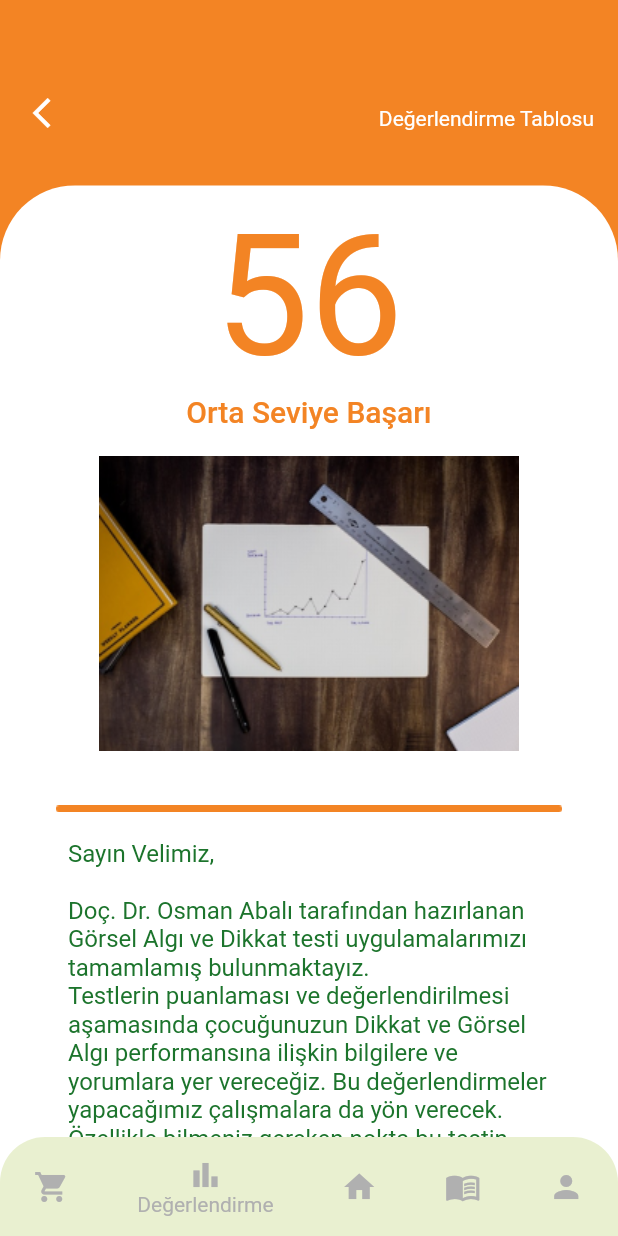
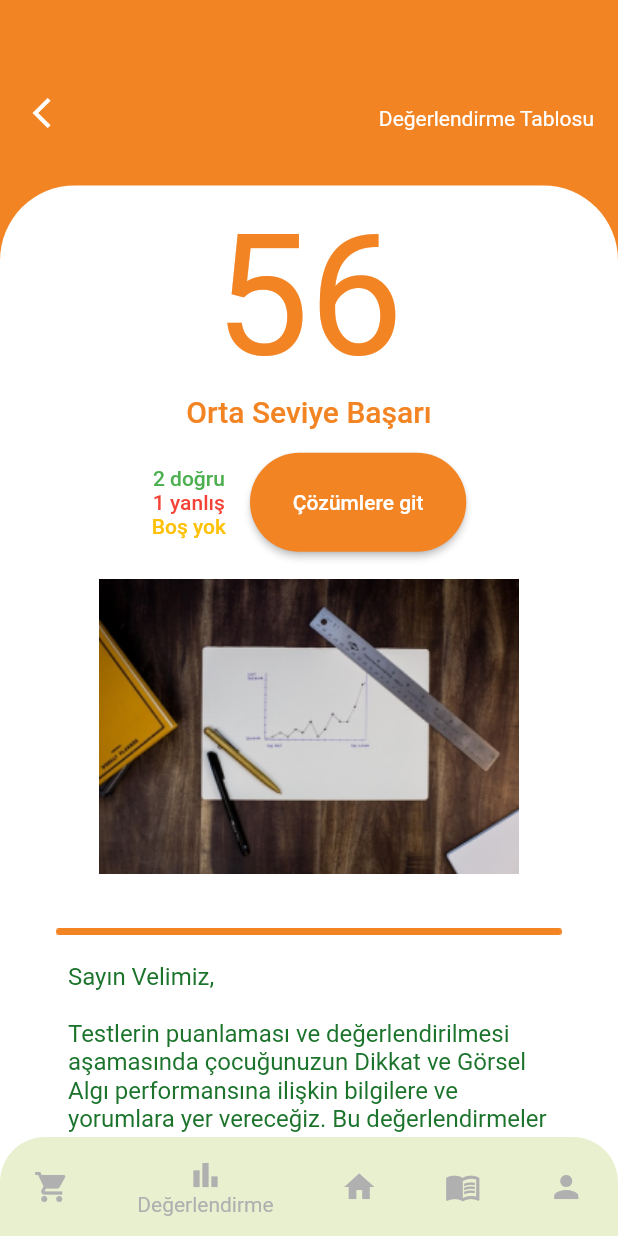
Before and after one commit to hasan-ciftci/dodi, a Flutter app: the ResultView screen opened by its route, on a phone screen of 412 x 824 dp. Run offline on Flutter 3.47's test engine with Material 2 defaults, Android fonts, the phone set to English and light mode, and no system bars; our stand-ins replace charts_flutter, mask_text_input_formatter.

Commit message:
Answer statistics and comparison graph added to evaluation page.

```diff
--- a/lib/core/constants/image_constants.dart
+++ b/lib/core/constants/image_constants.dart
@@ -20,6 +20,7 @@ class ImageConstants {
   String get profile => "profile".toPng;
   String get penVector => "pen_vector".toPng;
   String get penVectorOrange => "pen_vector_orange".toPng;
+  String get comparisonGraph => "comparison_graph".toPng;
 
   String get soru1 => "soru1".mockQuestionToPng;
   String get soru2 => "soru2".mockQuestionToPng;
--- a/lib/view/result_view.dart
+++ b/lib/view/result_view.dart
@@ -15,16 +15,16 @@ class _ResultViewState extends State<ResultView> {
     return Scaffold(
       body: Stack(
         children: [
-          buildBackground(size, context),
+          buildBackground(size),
           buildPageHeader(size),
-          buildBody(size, context),
-          buildAppBar(size, context)
+          buildBody(size),
+          buildAppBar(size)
         ],
       ),
     );
   }
 
-  Align buildBody(Size size, BuildContext context) {
+  Align buildBody(Size size) {
     return Align(
       alignment: Alignment.bottomCenter,
       child: Container(
@@ -37,6 +37,7 @@ class _ResultViewState extends State<ResultView> {
               topLeft: Radius.circular(50.0),
             )),
         child: SingleChildScrollView(
+          physics: BouncingScrollPhysics(),
           child: Padding(
             padding: EdgeInsets.only(
               right: size.width * .09,
@@ -46,12 +47,13 @@ class _ResultViewState extends State<ResultView> {
             ),
             child: Column(
               children: [
-                buildResultPoint(context),
-                buildResultCaption(context),
+                buildResultPoint(),
+                buildResultCaption(size),
                 buildResultImage(),
                 buildLine(),
-                buildInformationText(context, size),
-                buildButtons(size, context),
+                buildInformationText(size),
+                buildComparisonGraph(),
+                buildButtons(size),
               ],
             ),
           ),
@@ -60,7 +62,10 @@ class _ResultViewState extends State<ResultView> {
     );
   }
 
-  Text buildResultPoint(BuildContext context) {
+  Image buildComparisonGraph() =>
+      Image.asset(ImageConstants.instance.comparisonGraph);
+
+  Text buildResultPoint() {
     return Text(
       "56",
       style: Theme.of(context).textTheme.headline1.copyWith(
@@ -69,11 +74,76 @@ class _ResultViewState extends State<ResultView> {
     );
   }
 
-  Text buildResultCaption(BuildContext context) {
-    return Text("Orta Seviye Başarı",
-        style: Theme.of(context).textTheme.headline6.copyWith(
-              color: Theme.of(context).backgroundColor,
-            ));
+  Column buildResultCaption(Size size) {
+    return Column(
+      children: [
+        Text(
+          "Orta Seviye Başarı",
+          style: Theme.of(context)
+              .textTheme
+              .headline6
+              .copyWith(color: Theme.of(context).backgroundColor),
+        ),
+        Padding(
+          padding: EdgeInsets.only(top: 16.0),
+          child: Row(
+            mainAxisAlignment: MainAxisAlignment.center,
+            children: [
+              buildScoreTable(context),
+              SizedBox(
+                width: 16,
+              ),
+              buildViewSolutionsButton(size, context),
+            ],
+          ),
+        ),
+      ],
+    );
+  }
+
+  Column buildScoreTable(BuildContext context) {
+    return Column(
+      children: [
+        Text(
+          "2 doğru",
+          style: Theme.of(context)
+              .textTheme
+              .bodyText1
+              .copyWith(color: Colors.green),
+        ),
+        Text(
+          "1 yanlış",
+          style:
+              Theme.of(context).textTheme.bodyText1.copyWith(color: Colors.red),
+        ),
+        Text(
+          "Boş yok",
+          style: Theme.of(context)
+              .textTheme
+              .bodyText1
+              .copyWith(color: Colors.amber),
+        ),
+      ],
+    );
+  }
+
+  SizedBox buildViewSolutionsButton(Size size, BuildContext context) {
+    return SizedBox(
+      height: size.height * .08,
+      width: size.width * .35,
+      child: ElevatedButton(
+        onPressed: () {},
+        child: Text(
+          "Çözümlere git",
+          textAlign: TextAlign.center,
+          style:
+              Theme.of(context).textTheme.button.copyWith(color: Colors.white),
+        ),
+        style: ButtonStyle(
+          shape: MaterialStateProperty.all(StadiumBorder()),
+        ),
+      ),
+    );
   }
 
   Padding buildResultImage() {
@@ -90,25 +160,25 @@ class _ResultViewState extends State<ResultView> {
     );
   }
 
-  Padding buildInformationText(BuildContext context, Size size) {
+  Padding buildInformationText(Size size) {
+    String bulletPoint = "\u2022";
     return Padding(
       padding: EdgeInsets.symmetric(horizontal: size.width * .02),
       child: Text(
         """
 Sayın Velimiz,
 
-Doç. Dr. Osman Abalı tarafından hazırlanan Görsel Algı ve Dikkat testi uygulamalarımızı tamamlamış bulunmaktayız.
 Testlerin puanlaması ve değerlendirilmesi aşamasında çocuğunuzun Dikkat ve Görsel Algı performansına ilişkin bilgilere ve yorumlara yer vereceğiz. Bu değerlendirmeler yapacağımız çalışmalara da yön verecek.
 Özellikle bilmeniz gereken nokta bu testin sonuçlarının TIBBİ TANILAMA AMACIYLA KULLANILMAMAKTA oluşudur.
 
 Test puanları öğrencinin;
 
-Genel dikkat düzeyi
-Görsel algı performansı
-Parça-bütün ilişkisini görebilme
-Benzerlik ve farklılıkları ayırt edebilme
-Sözel önermeleri doğru okuyabilme ve yorumlayabilme becerisi
-Tablo-grafik yorumlama
+$bulletPoint Genel dikkat düzeyi
+$bulletPoint Görsel algı performansı
+$bulletPoint Parça-bütün ilişkisini görebilme
+$bulletPoint Benzerlik ve farklılıkları ayırt edebilme
+$bulletPoint Sözel önermeleri doğru okuyabilme ve yorumlayabilme becerisi
+$bulletPoint Tablo-grafik yorumlama
 örüntü ilişkilerini kavrayabilme gibi konulardaki performansının yorumlanmasına dayanak oluşturmaktadır.
                   """,
         style: Theme.of(context).textTheme.subtitle1.copyWith(
@@ -118,14 +188,18 @@ Tablo-grafik yorumlama
     );
   }
 
-  Padding buildButtons(Size size, BuildContext context) {
+  Padding buildButtons(Size size) {
     return Padding(
       padding: EdgeInsets.symmetric(horizontal: size.width * .02),
       child: Row(
         mainAxisAlignment: MainAxisAlignment.spaceBetween,
         children: [
-          buildGraphsButton(size, context),
-          buildSuggestedProductsButton(size, context),
+          SizedBox(
+              height: size.height * .15,
+              child: buildGeneralStatisticsButton(size, context)),
+          SizedBox(
+              height: size.height * .15,
+              child: buildSuggestedProductsButton(size, context)),
         ],
       ),
     );
@@ -157,7 +231,7 @@ Tablo-grafik yorumlama
     );
   }
 
-  Align buildAppBar(Size size, BuildContext context) {
+  Align buildAppBar(Size size) {
     return Align(
       alignment: Alignment.bottomCenter,
       child: Container(
@@ -193,7 +267,7 @@ Tablo-grafik yorumlama
     );
   }
 
-  Column buildBackground(Size size, BuildContext context) {
+  Column buildBackground(Size size) {
     return Column(
       children: [
         Expanded(
@@ -206,21 +280,19 @@ Tablo-grafik yorumlama
     );
   }
 
-  SizedBox buildGraphsButton(Size size, BuildContext context) {
-    return SizedBox(
-      height: size.height * .15,
-      child: Center(
+  Center buildGeneralStatisticsButton(Size size, BuildContext context) {
+    return Center(
       child: SizedBox(
         height: size.height * .08,
         width: size.width * .35,
         child: ElevatedButton(
           onPressed: () {},
           child: Text(
-              "Grafikler",
+            "Genel İstatistikler",
             textAlign: TextAlign.center,
             style: Theme.of(context)
                 .textTheme
-                  .headline5
+                .button
                 .copyWith(color: Colors.white),
           ),
           style: ButtonStyle(
@@ -228,25 +300,22 @@ Tablo-grafik yorumlama
           ),
         ),
       ),
-      ),
     );
   }
 
-  SizedBox buildSuggestedProductsButton(Size size, BuildContext context) {
-    return SizedBox(
-      height: size.height * .15,
-      child: Center(
+  Center buildSuggestedProductsButton(Size size, BuildContext context) {
+    return Center(
       child: SizedBox(
         height: size.height * .08,
         width: size.width * .35,
         child: ElevatedButton(
           onPressed: () {},
           child: Text(
-              "Tavsiye Ürünler",
+            "Sana Uygun Ürünler",
             textAlign: TextAlign.center,
             style: Theme.of(context)
                 .textTheme
-                  .headline5
+                .button
                 .copyWith(color: Colors.white),
           ),
           style: ButtonStyle(
@@ -254,7 +323,6 @@ Tablo-grafik yorumlama
           ),
         ),
       ),
-      ),
     );
   }
 }
--- a/pubspec.yaml
+++ b/pubspec.yaml
@@ -37,6 +37,7 @@ flutter:
     - assets/image/result.png
     - assets/image/profile.png
     - assets/image/pen_vector.png
+    - assets/image/comparison_graph.png
     - assets/image/pen_vector_orange.png
     - assets/image/mockquestions/soru1.png
     - assets/image/mockquestions/soru2.png
```
Also changed, not shown: assets/image/comparison_graph.png (added). Lines whose indentation alone changed are shown as unchanged.
